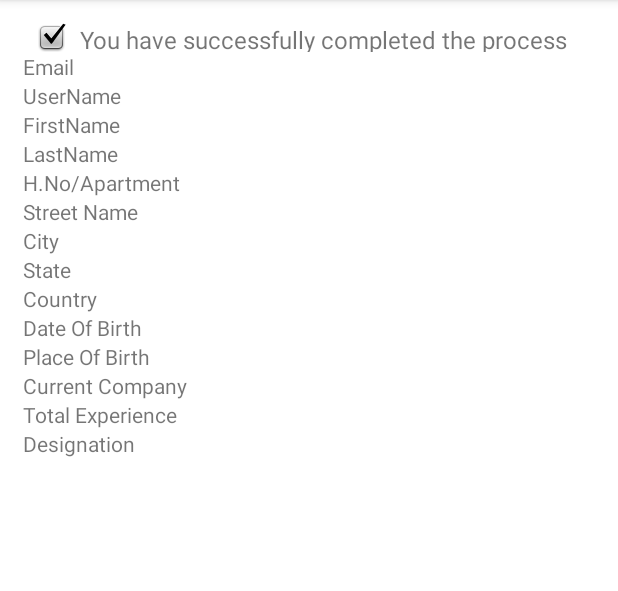
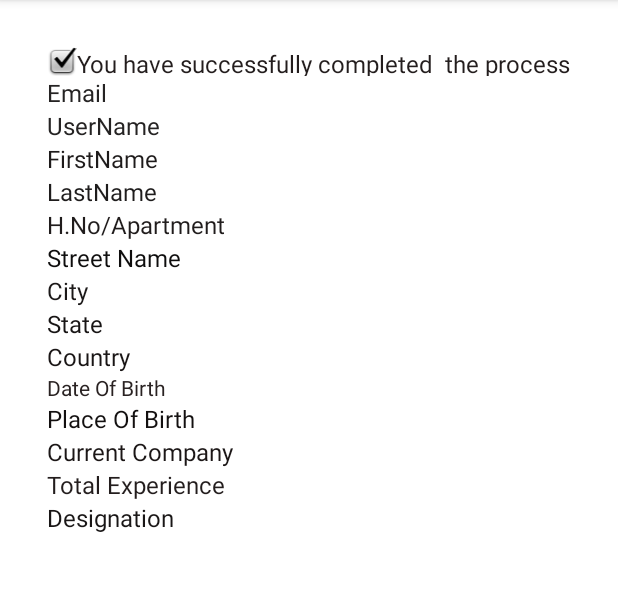
Before and after one commit to sunitha-perka-improve10x/RegistrationForm, an Android app: the SuccessFullyActivity screen opened directly, with no data from a screen before it, on a phone screen of 412 x 824 dp, the part 84-675 px from its top. Run offline under Robolectric (Android 15) with nearby library versions, the phone set to English and light mode, and no system bars.

Commit message:
changes some conflicts

```diff
--- a/app/src/main/res/layout/activity_birth_details.xml
+++ b/app/src/main/res/layout/activity_birth_details.xml
@@ -4,6 +4,7 @@
     xmlns:tools="http://schemas.android.com/tools"
     android:layout_width="match_parent"
     android:layout_height="match_parent"
+    android:layout_margin="16dp"
     android:orientation="vertical"
     tools:context=".BirthDetailsActivity">
 
@@ -53,6 +54,7 @@
             android:layout_height="wrap_content"
             android:layout_marginRight="90sp"
             android:layout_weight="1"
+            android:backgroundTint="#A19999"
             android:text="Back" />
 
         <Button
--- a/app/src/main/res/layout/activity_personal_info.xml
+++ b/app/src/main/res/layout/activity_personal_info.xml
@@ -4,7 +4,7 @@
     xmlns:tools="http://schemas.android.com/tools"
     android:layout_width="match_parent"
     android:layout_height="match_parent"
-    android:background="#36000000"
+    android:layout_margin="16dp"
     android:orientation="vertical"
     tools:context=".PersonalInfoActivity">
 
@@ -71,7 +71,8 @@
             android:layout_marginLeft="13sp"
             android:layout_marginRight="15sp"
             android:layout_weight="1"
-            android:text="back"
+            android:backgroundTint="#9F9898"
+            android:text="Back"
             android:textAllCaps="false" />
 
         <Button
@@ -81,7 +82,7 @@
             android:layout_marginLeft="16sp"
             android:layout_marginRight="15sp"
             android:layout_weight="1"
-            android:text="next"
+            android:text="Next"
             android:textAllCaps="false" />
 
     </LinearLayout>
--- a/app/src/main/res/layout/activity_professional_info.xml
+++ b/app/src/main/res/layout/activity_professional_info.xml
@@ -4,6 +4,7 @@
     xmlns:tools="http://schemas.android.com/tools"
     android:layout_width="match_parent"
     android:layout_height="match_parent"
+    android:layout_margin="15dp"
     android:orientation="vertical"
     tools:context=".ProfessionalInfoActivity">
 
@@ -13,7 +14,7 @@
         android:layout_height="wrap_content"
         android:gravity="center"
         android:text="Professional Info"
-        android:textSize="34sp" />
+        android:textSize="24sp" />
 
     <TextView
         android:id="@+id/textView5"
@@ -67,6 +68,7 @@
             android:layout_height="wrap_content"
             android:layout_marginRight="50sp"
             android:layout_weight="1"
+            android:backgroundTint="#958D8D"
             android:text="Back"
             android:textAllCaps="false" />
 
--- a/app/src/main/res/layout/activity_sighn_up_info.xml
+++ b/app/src/main/res/layout/activity_sighn_up_info.xml
@@ -4,6 +4,7 @@
     xmlns:tools="http://schemas.android.com/tools"
     android:layout_width="match_parent"
     android:layout_height="wrap_content"
+    android:layout_margin="16dp"
     android:gravity="right"
     android:orientation="vertical"
     tools:context=".SighnUpInfoActivity">
@@ -16,14 +17,14 @@
         android:gravity="center"
         android:text="SignUp Info"
         android:textColor="#2C4687"
-        android:textSize="48sp" />
+        android:textSize="24sp" />
 
     <TextView
         android:id="@+id/textView2"
         android:layout_width="match_parent"
         android:layout_height="wrap_content"
         android:text="EmailAddress"
-        android:textSize="24sp" />
+        android:textSize="20sp" />
 
     <EditText
         android:id="@+id/email_address_txt"
@@ -37,7 +38,7 @@
         android:layout_width="match_parent"
         android:layout_height="wrap_content"
         android:text="Password"
-        android:textSize="24sp" />
+        android:textSize="20sp" />
 
     <EditText
         android:id="@+id/password_txt"
@@ -51,7 +52,7 @@
         android:layout_width="match_parent"
         android:layout_height="wrap_content"
         android:text="Comfirmpassword"
-        android:textSize="24sp" />
+        android:textSize="20sp" />
 
     <EditText
         android:id="@+id/confirm_password_txt"
@@ -64,9 +65,10 @@
         android:id="@+id/next_btn"
         android:layout_width="match_parent"
         android:layout_height="wrap_content"
-        android:layout_marginLeft="250sp"
+        android:layout_marginLeft="260dp"
         android:gravity="right"
         android:text="Next"
+        android:textAllCaps="false"
         android:textSize="20sp" />
 
 </LinearLayout>
--- a/app/src/main/res/layout/activity_success_fully.xml
+++ b/app/src/main/res/layout/activity_success_fully.xml
@@ -4,6 +4,7 @@
     xmlns:tools="http://schemas.android.com/tools"
     android:layout_width="match_parent"
     android:layout_height="match_parent"
+    android:layout_margin="16dp"
     android:orientation="vertical"
     android:padding="15dp"
     tools:context=".SuccessFullyActivity">
@@ -25,7 +26,8 @@
             android:layout_width="wrap_content"
             android:layout_height="match_parent"
             android:layout_weight="1"
-            android:text="You have successfully completed the process"
+            android:text="You have successfully completed  the process"
+            android:textColor="#231D1D"
             android:textSize="16sp" />
 
     </LinearLayout>
@@ -40,7 +42,9 @@
             android:layout_width="0dp"
             android:layout_height="wrap_content"
             android:layout_weight="1"
-            android:text="Email" />
+            android:text="Email"
+            android:textColor="#252323"
+            android:textSize="16sp" />
 
         <TextView
             android:id="@+id/email_txt"
@@ -59,7 +63,9 @@
             android:layout_width="0dp"
             android:layout_height="wrap_content"
             android:layout_weight="1"
-            android:text="UserName" />
+            android:text="UserName"
+            android:textColor="#252323"
+            android:textSize="16sp" />
 
         <TextView
             android:id="@+id/user_name_txt"
@@ -78,7 +84,9 @@
             android:layout_width="0dp"
             android:layout_height="wrap_content"
             android:layout_weight="1"
-            android:text="FirstName" />
+            android:text="FirstName"
+            android:textColor="#1E1B1B"
+            android:textSize="16sp" />
 
         <TextView
             android:id="@+id/firstname_txt1"
@@ -97,7 +105,9 @@
             android:layout_width="0dp"
             android:layout_height="wrap_content"
             android:layout_weight="1"
-            android:text="LastName" />
+            android:text="LastName"
+            android:textColor="#1E1C1C"
+            android:textSize="16sp" />
 
         <TextView
             android:id="@+id/lastname_txt1"
@@ -117,7 +127,9 @@
             android:layout_width="0dp"
             android:layout_height="wrap_content"
             android:layout_weight="1"
-            android:text="H.No/Apartment" />
+            android:text="H.No/Apartment"
+            android:textColor="#201C1C"
+            android:textSize="16sp" />
 
         <TextView
             android:id="@+id/H.no_txt"
@@ -136,7 +148,9 @@
             android:layout_width="0dp"
             android:layout_height="wrap_content"
             android:layout_weight="1"
-            android:text="Street Name" />
+            android:text="Street Name"
+            android:textColor="#0E0D0D"
+            android:textSize="16sp" />
 
         <TextView
             android:id="@+id/Streetname_txt"
@@ -155,7 +169,9 @@
             android:layout_width="0dp"
             android:layout_height="wrap_content"
             android:layout_weight="1"
-            android:text="City" />
+            android:text="City"
+            android:textColor="#1B1818"
+            android:textSize="16sp" />
 
         <TextView
             android:id="@+id/city_txt"
@@ -174,7 +190,9 @@
             android:layout_width="0dp"
             android:layout_height="wrap_content"
             android:layout_weight="1"
-            android:text="State" />
+            android:text="State"
+            android:textColor="#171414"
+            android:textSize="16sp" />
 
         <TextView
             android:id="@+id/statee_txt"
@@ -193,7 +211,9 @@
             android:layout_width="0dp"
             android:layout_height="wrap_content"
             android:layout_weight="1"
-            android:text="Country" />
+            android:text="Country"
+            android:textColor="#191515"
+            android:textSize="16sp" />
 
         <TextView
             android:id="@+id/country_txt"
@@ -212,7 +232,8 @@
             android:layout_width="0dp"
             android:layout_height="wrap_content"
             android:layout_weight="1"
-            android:text="Date Of Birth" />
+            android:text="Date Of Birth"
+            android:textColor="#292222" />
 
         <TextView
             android:id="@+id/date_of_birth_txt"
@@ -231,7 +252,9 @@
             android:layout_width="0dp"
             android:layout_height="wrap_content"
             android:layout_weight="1"
-            android:text="Place Of Birth" />
+            android:text="Place Of Birth"
+            android:textColor="#131010"
+            android:textSize="16sp" />
 
         <TextView
             android:id="@+id/place_of_birth_txt"
@@ -250,7 +273,9 @@
             android:layout_width="0dp"
             android:layout_height="wrap_content"
             android:layout_weight="1"
-            android:text="Current Company" />
+            android:text="Current Company"
+            android:textColor="#1B1616"
+            android:textSize="16sp" />
 
         <TextView
             android:id="@+id/currentcompany_txt"
@@ -269,7 +294,9 @@
             android:layout_width="0dp"
             android:layout_height="wrap_content"
             android:layout_weight="1"
-            android:text="Total Experience" />
+            android:text="Total Experience"
+            android:textColor="#231D1D"
+            android:textSize="16sp" />
 
         <TextView
             android:id="@+id/total_experience_txt"
@@ -288,7 +315,9 @@
             android:layout_width="0dp"
             android:layout_height="wrap_content"
             android:layout_weight="1"
-            android:text="Designation" />
+            android:text="Designation"
+            android:textColor="#191616"
+            android:textSize="16sp" />
 
         <TextView
             android:id="@+id/desig_nation_txt"
```
